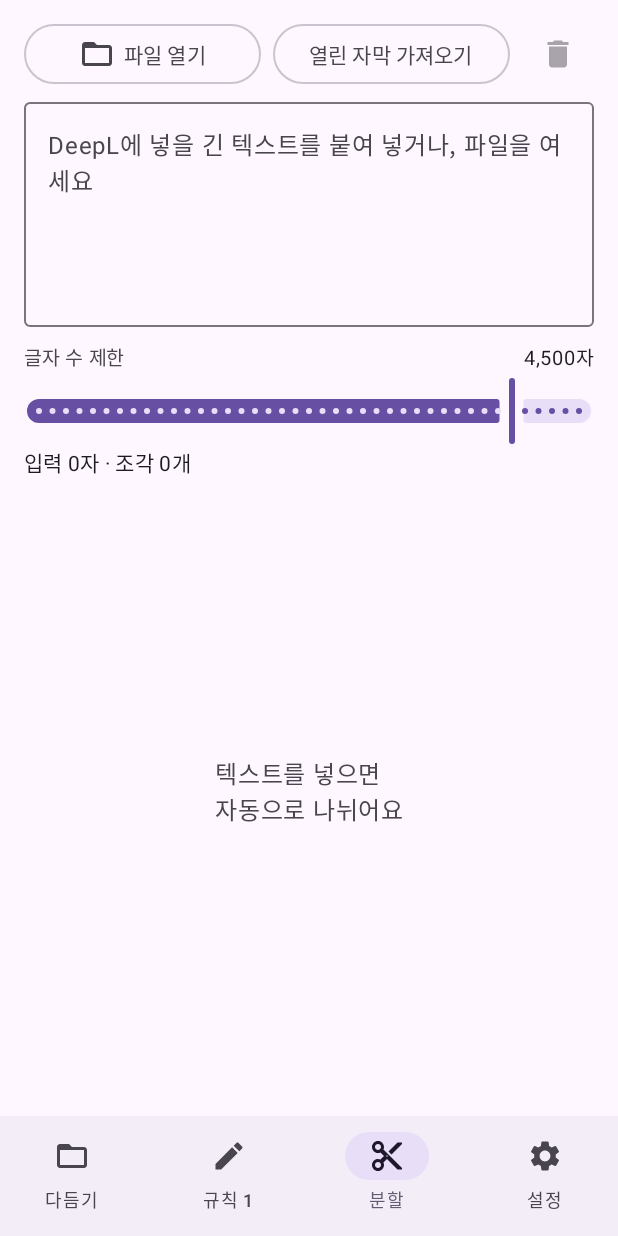
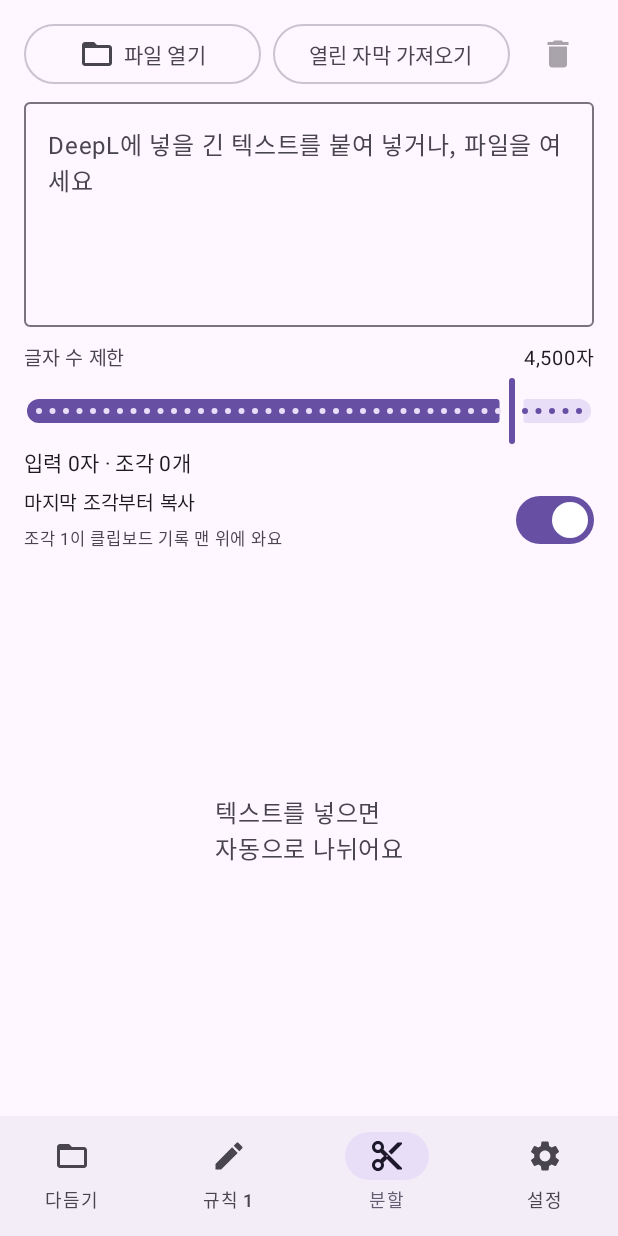
Before and after one commit to ss2ux/subclean, an Android app built with Jetpack Compose: the screen it shows after launch (MainActivity), item 3 of the bottom bar chosen, on a phone screen of 412 x 824 dp. Run offline under Robolectric (Android 15) with nearby library versions, the phone set to English and light mode, and no system bars; 1 statement that could not run was skipped.

Commit message:
Add files via upload

```diff
--- a/app/src/main/java/com/ss2ux/subclean/RuleStore.kt
+++ b/app/src/main/java/com/ss2ux/subclean/RuleStore.kt
@@ -198,6 +198,11 @@ class SettingsStore(context: Context) {
         get() = p.getInt("splitLimit", Splitter.DEFAULT_LIMIT).coerceIn(1000, Splitter.MAX_LIMIT)
         set(v) { p.edit().putInt("splitLimit", v.coerceIn(1000, Splitter.MAX_LIMIT)).apply() }
 
+    /** 분할 탭에서 마지막 조각부터 1번까지 거꾸로 복사할지 (기본 켜짐) */
+    var splitReverse: Boolean
+        get() = p.getBoolean("splitReverse", true)
+        set(v) { p.edit().putBoolean("splitReverse", v).apply() }
+
     /** 마지막으로 연 자막 파일 URI (파일 선택기 시작 위치용). 없으면 null */
     var lastOpenUri: String?
         get() = p.getString("lastOpenUri", null)
--- a/app/src/main/java/com/ss2ux/subclean/Screens.kt
+++ b/app/src/main/java/com/ss2ux/subclean/Screens.kt
@@ -343,7 +343,7 @@ private fun CleanScreen(vm: AppViewModel) {
     }
 
     // 결과 전체 보기 (수동). 저장 후에는 자동으로 띄우지 않고 클립보드에만 넣는다.
-    vm.resultText?.let { text -> ResultDialog(text) { vm.closeResult() } }
+    vm.resultText?.let { text -> ResultDialog(text, onCopied = { vm.insertCopiedToSplit(it) }) { vm.closeResult() } }
 
     // 덮어쓰기 확인 — 저장 직후 결과 창이 더 이상 안 뜨므로 가려지지 않음
     if (confirmOverwrite) {
@@ -465,7 +465,7 @@ private fun SpeechRow(vm: AppViewModel) {
 }
 
 @Composable
-private fun ResultDialog(text: String, onClose: () -> Unit) {
+private fun ResultDialog(text: String, onCopied: (String) -> Unit, onClose: () -> Unit) {
     val clip = LocalClipboardManager.current
     var copied by remember { mutableStateOf(false) }
     var copyError by remember { mutableStateOf(false) }
@@ -484,6 +484,7 @@ private fun ResultDialog(text: String, onClose: () -> Unit) {
                     onClick = {
                         try {
                             clip.setText(AnnotatedString(text))
+                            onCopied(text)   // 복사한 글을 분할 탭에도 넣는다
                             copied = true
                             copyError = false
                         } catch (e: Exception) {
--- a/app/src/main/java/com/ss2ux/subclean/SplitScreen.kt
+++ b/app/src/main/java/com/ss2ux/subclean/SplitScreen.kt
@@ -28,6 +28,7 @@ import androidx.compose.material3.MaterialTheme
 import androidx.compose.material3.OutlinedButton
 import androidx.compose.material3.OutlinedTextField
 import androidx.compose.material3.Slider
+import androidx.compose.material3.Switch
 import androidx.compose.material3.Text
 import androidx.compose.material3.TextButton
 import androidx.compose.runtime.Composable
@@ -62,8 +63,11 @@ fun SplitScreen(vm: AppViewModel) {
     val openDeepL = rememberDeepLOpener { vm.message = it }
     val chunks = vm.splitChunks
     val copied = vm.splitCopied
-    // 다음에 복사할 조각 = 아직 복사하지 않은 첫 조각
-    val next = (0 until chunks.size).firstOrNull { it !in copied }
+    val reverse = vm.splitReverse
+    // 보여 주는 순서이자 복사하는 순서. 역순이면 마지막 조각 → 조각 1
+    val order = if (reverse) chunks.indices.reversed().toList() else chunks.indices.toList()
+    // 다음에 복사할 조각 = 복사 순서에서 아직 복사하지 않은 첫 조각
+    val next = order.firstOrNull { it !in copied }
 
     fun copy(i: Int) {
         if (i !in chunks.indices) return
@@ -130,6 +134,18 @@ fun SplitScreen(vm: AppViewModel) {
             )
         }
 
+        Row(Modifier.fillMaxWidth().padding(top = 4.dp), verticalAlignment = Alignment.CenterVertically) {
+            Column(Modifier.weight(1f)) {
+                Text("마지막 조각부터 복사", fontSize = 13.sp)
+                Text(
+                    "조각 1이 클립보드 기록 맨 위에 와요",
+                    fontSize = 11.sp,
+                    color = MaterialTheme.colorScheme.onSurfaceVariant
+                )
+            }
+            Switch(checked = reverse, onCheckedChange = { vm.updateSplitReverse(it) })
+        }
+
         if (chunks.isEmpty()) {
             Box(Modifier.weight(1f).fillMaxWidth(), contentAlignment = Alignment.Center) {
                 Text(
@@ -167,7 +183,8 @@ fun SplitScreen(vm: AppViewModel) {
                 Modifier.weight(1f).fillMaxWidth().padding(top = 8.dp),
                 verticalArrangement = Arrangement.spacedBy(8.dp)
             ) {
-                items(count = chunks.size, key = { it }) { i ->
+                items(count = order.size, key = { order[it] }) { pos ->
+                    val i = order[pos]
                     val text = chunks[i]
                     val done = i in copied
                     val isNext = i == next
```
Also changed, not shown: app/src/main/java/com/ss2ux/subclean/AppViewModel.kt (+34 -3 lines), 1 other file.
